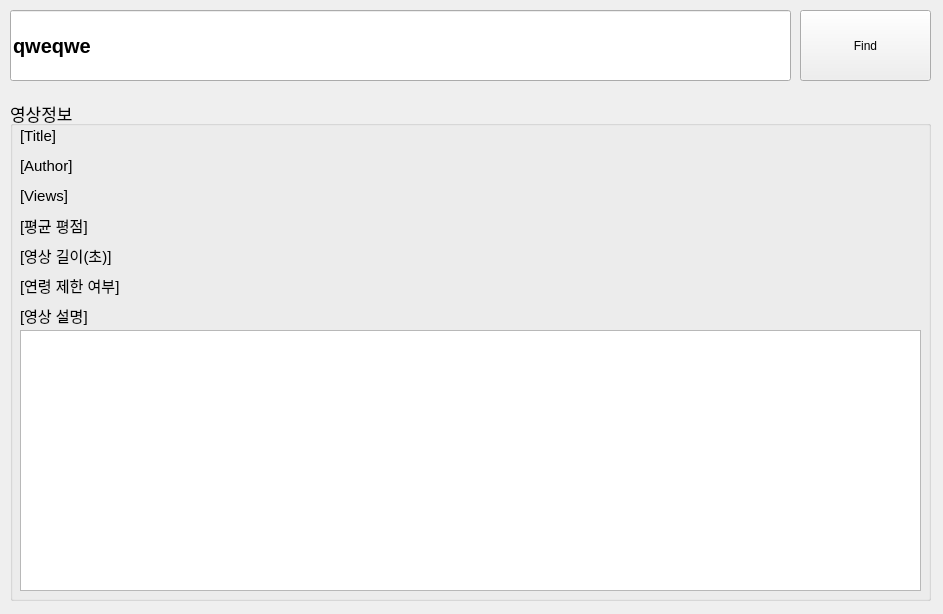
The window that ui/YouDown.ui (wlxo0401/Youtube_video_download_python) describes before a commit, drawn with Qt 5.
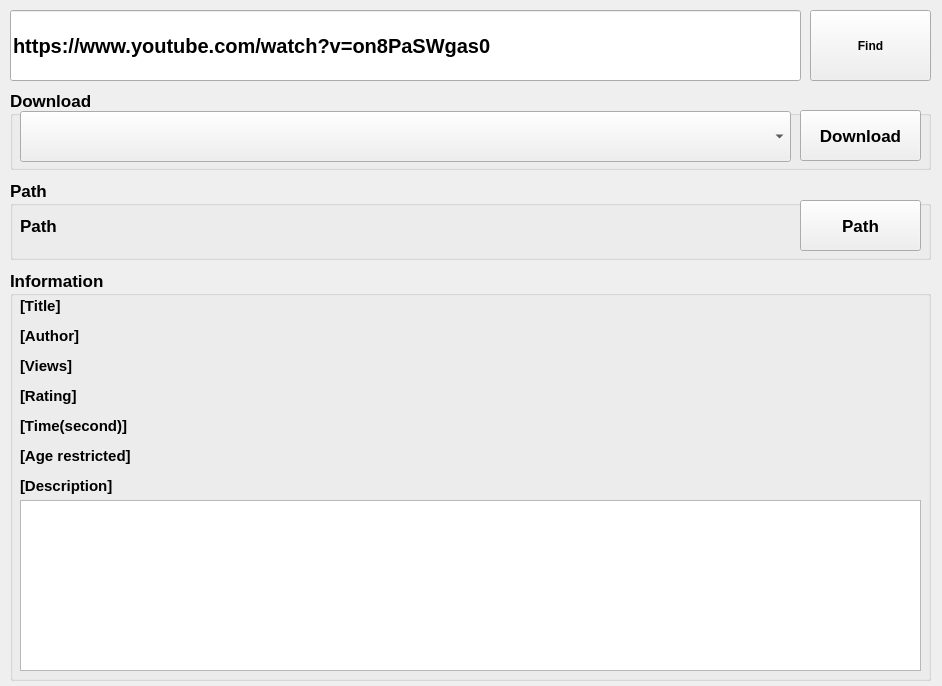
The same window after the commit.

What changed in the file:
```diff
--- a/ui/YouDown.ui
+++ b/ui/YouDown.ui
@@ -6,23 +6,29 @@
    <rect>
     <x>0</x>
     <y>0</y>
-    <width>943</width>
-    <height>614</height>
+    <width>942</width>
+    <height>686</height>
    </rect>
   </property>
   <property name="windowTitle">
    <string>YoutubeVideoDownload</string>
   </property>
   <widget class="QWidget" name="centralwidget">
-   <widget class="QPushButton" name="pushButton">
+   <widget class="QPushButton" name="find_btn">
     <property name="geometry">
      <rect>
-      <x>800</x>
+      <x>810</x>
       <y>10</y>
-      <width>131</width>
+      <width>121</width>
       <height>71</height>
      </rect>
     </property>
+    <property name="font">
+     <font>
+      <weight>75</weight>
+      <bold>true</bold>
+     </font>
+    </property>
     <property name="text">
      <string>Find</string>
     </property>
@@ -32,7 +38,7 @@
      <rect>
       <x>10</x>
       <y>10</y>
-      <width>781</width>
+      <width>791</width>
       <height>71</height>
      </rect>
     </property>
@@ -44,25 +50,27 @@
      </font>
     </property>
     <property name="text">
-     <string>qweqwe</string>
+     <string>https://www.youtube.com/watch?v=on8PaSWgas0</string>
     </property>
    </widget>
    <widget class="QGroupBox" name="groupBox">
     <property name="geometry">
      <rect>
       <x>10</x>
-      <y>100</y>
+      <y>270</y>
       <width>921</width>
-      <height>501</height>
+      <height>411</height>
      </rect>
     </property>
     <property name="font">
      <font>
       <pointsize>13</pointsize>
+      <weight>75</weight>
+      <bold>true</bold>
      </font>
     </property>
     <property name="title">
-     <string>영상정보</string>
+     <string>Information</string>
     </property>
     <widget class="QLabel" name="label">
      <property name="geometry">
@@ -133,7 +141,7 @@
       </font>
      </property>
      <property name="text">
-      <string>[평균 평점]</string>
+      <string>[Rating]</string>
      </property>
     </widget>
     <widget class="QLabel" name="label_5">
@@ -151,7 +159,7 @@
       </font>
      </property>
      <property name="text">
-      <string>[영상 길이(초)]</string>
+      <string>[Time(second)]</string>
      </property>
     </widget>
     <widget class="QLabel" name="label_6">
@@ -169,7 +177,7 @@
       </font>
      </property>
      <property name="text">
-      <string>[연령 제한 여부]</string>
+      <string>[Age restricted]</string>
      </property>
     </widget>
     <widget class="QLabel" name="label_7">
@@ -187,7 +195,7 @@
       </font>
      </property>
      <property name="text">
-      <string>[영상 설명]</string>
+      <string>[Description]</string>
      </property>
     </widget>
     <widget class="QTextEdit" name="textEdit">
@@ -196,11 +204,100 @@
        <x>10</x>
        <y>230</y>
        <width>901</width>
-       <height>261</height>
+       <height>171</height>
       </rect>
      </property>
     </widget>
    </widget>
+   <widget class="QGroupBox" name="groupBox_2">
+    <property name="geometry">
+     <rect>
+      <x>10</x>
+      <y>90</y>
+      <width>921</width>
+      <height>80</height>
+     </rect>
+    </property>
+    <property name="font">
+     <font>
+      <pointsize>13</pointsize>
+      <weight>75</weight>
+      <bold>true</bold>
+     </font>
+    </property>
+    <property name="title">
+     <string>Download</string>
+    </property>
+    <widget class="QComboBox" name="comboBox">
+     <property name="geometry">
+      <rect>
+       <x>10</x>
+       <y>21</y>
+       <width>771</width>
+       <height>51</height>
+      </rect>
+     </property>
+    </widget>
+    <widget class="QPushButton" name="pushButton">
+     <property name="geometry">
+      <rect>
+       <x>790</x>
+       <y>20</y>
+       <width>121</width>
+       <height>51</height>
+      </rect>
+     </property>
+     <property name="text">
+      <string>Download</string>
+     </property>
+    </widget>
+   </widget>
+   <widget class="QGroupBox" name="groupBox_3">
+    <property name="geometry">
+     <rect>
+      <x>10</x>
+      <y>180</y>
+      <width>921</width>
+      <height>80</height>
+     </rect>
+    </property>
+    <property name="font">
+     <font>
+      <pointsize>13</pointsize>
+      <weight>75</weight>
+      <bold>true</bold>
+     </font>
+    </property>
+    <property name="title">
+     <string>Path</string>
+    </property>
+    <widget class="QPushButton" name="pushButton_2">
+     <property name="geometry">
+      <rect>
+       <x>790</x>
+       <y>20</y>
+       <width>121</width>
+       <height>51</height>
+      </rect>
+     </property>
+     <property name="text">
+      <string>Path</string>
+     </property>
+    </widget>
+    <widget class="QLabel" name="path_label">
+     <property name="geometry">
+      <rect>
+       <x>10</x>
+       <y>20</y>
+       <width>771</width>
+       <height>51</height>
+      </rect>
+     </property>
+     <property name="text">
+      <string>Path</string>
+     </property>
+    </widget>
+   </widget>
   </widget>
  </widget>
  <resources/>
```
Left out of the diff: 16 changed lines with no effect on the pictures.
